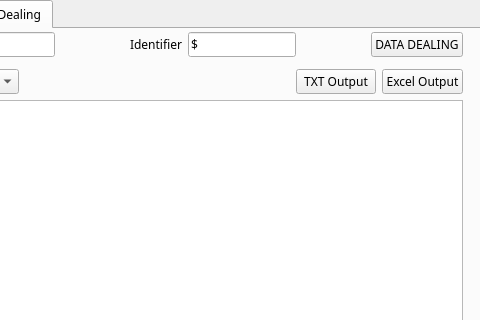
The window that ui_MainWindow.ui (junjieim/Subroutine-Toolkit) describes before a commit, drawn with Qt 5; both pictures show x 120 to 600 and y 0 to 320 of the 600 by 600 pixel window.
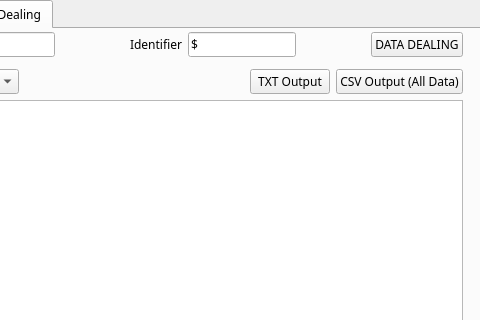
The same window after the commit. The open tabs and pages were chosen to show the change. Icons and pictures are not drawn.

Commit message: txt output support

Patch:
```diff
--- a/ui_MainWindow.ui
+++ b/ui_MainWindow.ui
@@ -285,7 +285,7 @@
          <item row="0" column="4">
           <widget class="QPushButton" name="btn_output_excel">
            <property name="text">
-            <string>Excel Output</string>
+            <string>CSV Output (All Data)</string>
            </property>
           </widget>
          </item>
```
Left out of the diff: 40 changed lines with no effect on the pictures. The commit also changes 3 other files.
